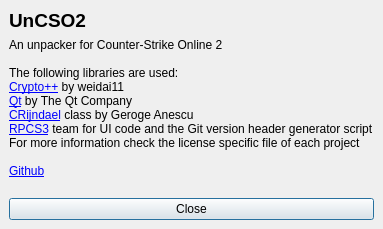
Before: the Qt Designer form src/qt/aboutdialog.ui in L-Leite/UnCSO2, drawn with Qt 5.
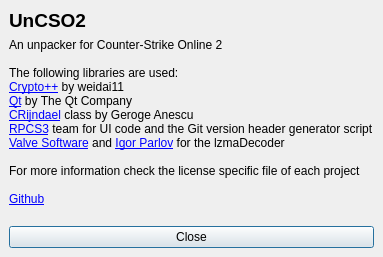
After: the same form once the commit is applied.

The edit to the form file:
```diff
--- a/src/qt/aboutdialog.ui
+++ b/src/qt/aboutdialog.ui
@@ -7,7 +7,7 @@
     <x>0</x>
     <y>0</y>
     <width>365</width>
-    <height>223</height>
+    <height>249</height>
    </rect>
   </property>
   <property name="windowTitle">
@@ -67,7 +67,7 @@
            </font>
           </property>
           <property name="text">
-           <string>&lt;html&gt;&lt;head/&gt;&lt;body&gt;&lt;p&gt;An unpacker for Counter-Strike Online 2&lt;br/&gt;&lt;br/&gt;The following libraries are used:&lt;br/&gt;&lt;a href=&quot;https://www.cryptopp.com/&quot;&gt;&lt;span style=&quot; text-decoration: underline; color:#0000ff;&quot;&gt;Crypto++&lt;/span&gt;&lt;/a&gt; by weidai11&lt;br/&gt;&lt;a href=&quot;https://www.qt.io/&quot;&gt;&lt;span style=&quot; text-decoration: underline; color:#0000ff;&quot;&gt;Qt&lt;/span&gt;&lt;/a&gt; by The Qt Company&lt;br/&gt;&lt;a href=&quot;https://www.codeproject.com/Articles/1380/A-C-Implementation-of-the-Rijndael-Encryption-Decr&quot;&gt;&lt;span style=&quot; text-decoration: underline; color:#0000ff;&quot;&gt;CRijndael&lt;/span&gt;&lt;/a&gt; class by Geroge Anescu&lt;br/&gt;&lt;a href=&quot;https://rpcs3.net/&quot;&gt;&lt;span style=&quot; text-decoration: underline; color:#0000ff;&quot;&gt;RPCS3&lt;/span&gt;&lt;/a&gt; team for UI code and the Git version header generator script&lt;br/&gt;For more information check the license specific file of each project&lt;br/&gt;&lt;br/&gt;&lt;a href=&quot;https://github.com/Ochii/UnCSO2&quot;&gt;&lt;span style=&quot; text-decoration: underline; color:#0000ff;&quot;&gt;Github&lt;/span&gt;&lt;/a&gt;&lt;br/&gt;&lt;/p&gt;&lt;/body&gt;&lt;/html&gt;</string>
+           <string>&lt;html&gt;&lt;head/&gt;&lt;body&gt;&lt;p&gt;An unpacker for Counter-Strike Online 2&lt;br/&gt;&lt;br/&gt;The following libraries are used:&lt;br/&gt;&lt;a href=&quot;https://www.cryptopp.com/&quot;&gt;&lt;span style=&quot; text-decoration: underline; color:#0000ff;&quot;&gt;Crypto++&lt;/span&gt;&lt;/a&gt; by weidai11&lt;br/&gt;&lt;a href=&quot;https://www.qt.io/&quot;&gt;&lt;span style=&quot; text-decoration: underline; color:#0000ff;&quot;&gt;Qt&lt;/span&gt;&lt;/a&gt; by The Qt Company&lt;br/&gt;&lt;a href=&quot;https://www.codeproject.com/Articles/1380/A-C-Implementation-of-the-Rijndael-Encryption-Decr&quot;&gt;&lt;span style=&quot; text-decoration: underline; color:#0000ff;&quot;&gt;CRijndael&lt;/span&gt;&lt;/a&gt; class by Geroge Anescu&lt;br/&gt;&lt;a href=&quot;https://rpcs3.net/&quot;&gt;&lt;span style=&quot; text-decoration: underline; color:#0000ff;&quot;&gt;RPCS3&lt;/span&gt;&lt;/a&gt; team for UI code and the Git version header generator script&lt;br/&gt;&lt;a href=&quot;https://github.com/ValveSoftware/source-sdk-2013&quot;&gt;&lt;span style=&quot; text-decoration: underline; color:#0000ff;&quot;&gt;Valve Software&lt;/span&gt;&lt;/a&gt; and &lt;a href=&quot;http://www.7-zip.org/&quot;&gt;&lt;span style=&quot; text-decoration: underline; color:#0000ff;&quot;&gt;Igor Parlov&lt;/span&gt;&lt;/a&gt; for the lzmaDecoder&lt;br/&gt;&lt;br/&gt;For more information check the license specific file of each project&lt;br/&gt;&lt;br/&gt;&lt;a href=&quot;https://github.com/Ochii/UnCSO2&quot;&gt;&lt;span style=&quot; text-decoration: underline; color:#0000ff;&quot;&gt;Github&lt;/span&gt;&lt;/a&gt;&lt;br/&gt;&lt;/p&gt;&lt;/body&gt;&lt;/html&gt;</string>
           </property>
           <property name="textFormat">
            <enum>Qt::RichText</enum>
```
